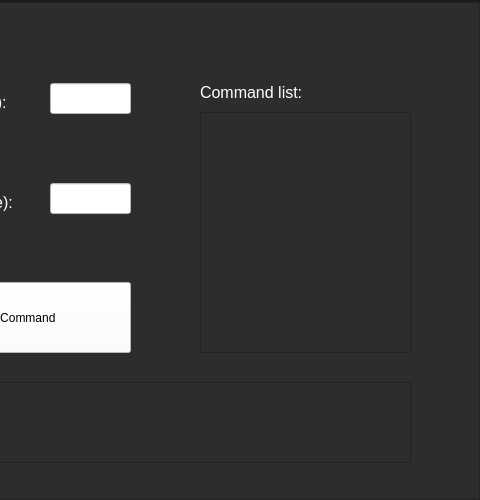
Above: Code/Python controller/ui_main.ui from c2hm/CampUS before the change; both pictures show x 520 to 1000 and y 0 to 500 of the 1000 by 500 pixel window. Below: the same form after it.
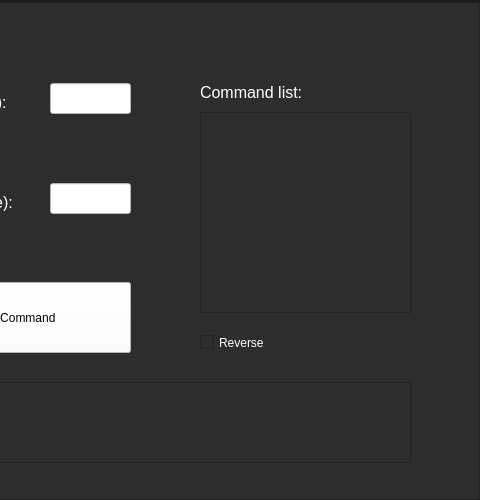
That is the form after the change. The open tabs and pages were chosen to show the change.

```diff
--- a/Code/Python controller/ui_main.ui
+++ b/Code/Python controller/ui_main.ui
@@ -1599,7 +1599,7 @@
                 <x>640</x>
                 <y>100</y>
                 <width>211</width>
-                <height>241</height>
+                <height>201</height>
                </rect>
               </property>
               <property name="styleSheet">
@@ -1858,6 +1858,23 @@
                </rect>
               </property>
              </widget>
+             <widget class="QCheckBox" name="checkBox">
+              <property name="geometry">
+               <rect>
+                <x>640</x>
+                <y>310</y>
+                <width>211</width>
+                <height>41</height>
+               </rect>
+              </property>
+              <property name="styleSheet">
+               <string notr="true">font: 12pt &quot;MS Shell Dlg 2&quot;;
+color: rgb(255, 255, 255);</string>
+              </property>
+              <property name="text">
+               <string>Reverse</string>
+              </property>
+             </widget>
              <zorder>listView_2</zorder>
              <zorder>label_2</zorder>
              <zorder>label</zorder>
```
Left out of the diff: 5 changed lines with no effect on the pictures.
